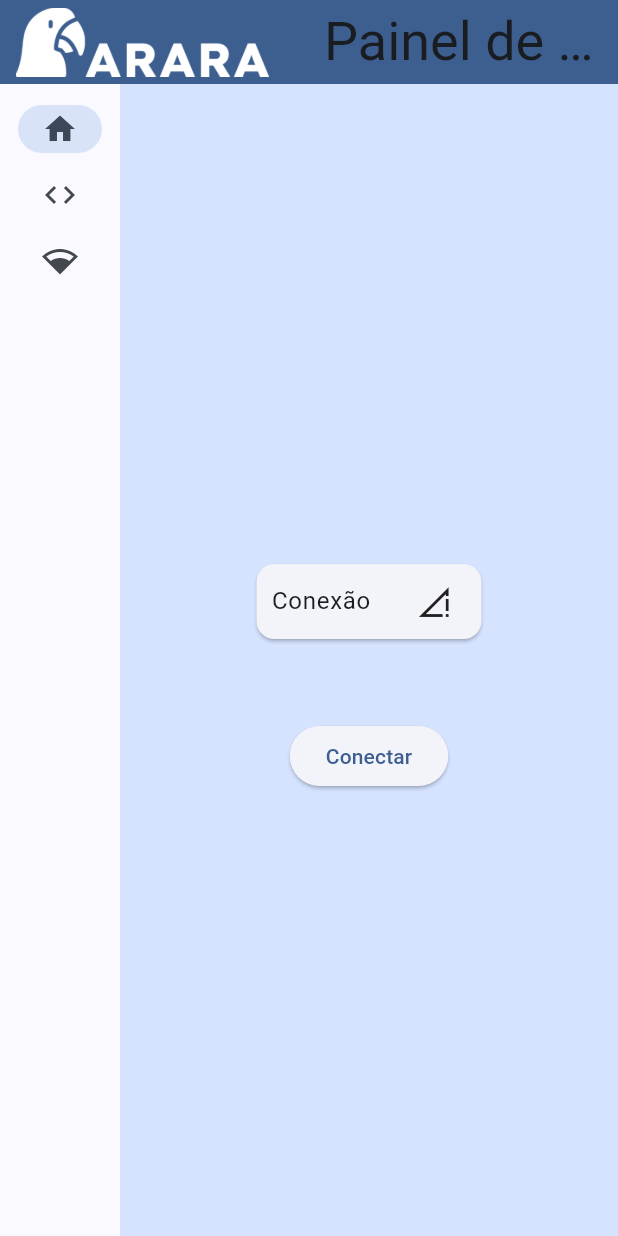
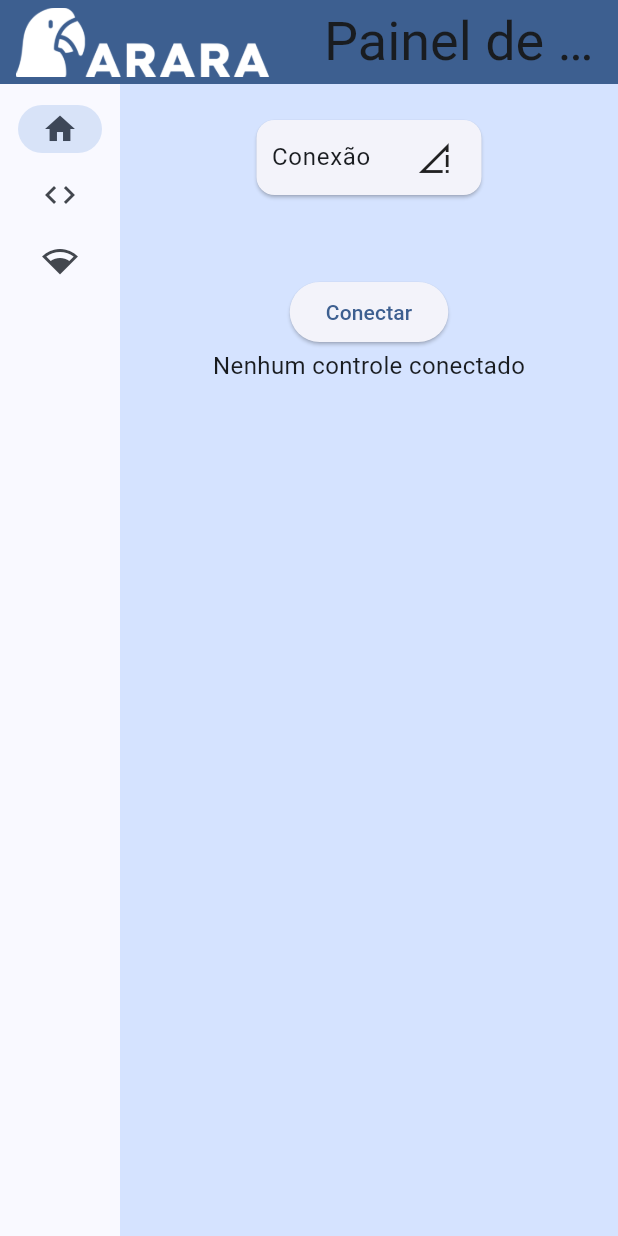
Before and after one commit to stemosofc/EasyDS, a Flutter app: the screen it shows after launch, on a phone screen of 412 x 824 dp. Run offline on Flutter 3.47's test engine with Material 3 defaults, Android fonts, the phone set to English and light mode, and no system bars; missing offline and left inert: ping_win32, xinput_gamepad.

Commit message:
feat: show controllers list

```diff
--- a/ararads/lib/arara_connection.dart
+++ b/ararads/lib/arara_connection.dart
@@ -1,10 +1,7 @@
 
 import 'dart:async';
-import 'dart:convert';
-//import 'package:dart_ping/dart_ping.dart';
 import 'package:flutter/foundation.dart';
 import 'package:web_socket_channel/web_socket_channel.dart';
-import 'package:web_socket_channel/status.dart' as status;
 import 'dart:io';
 import 'package:ping_win32/ping_win32.dart';
 
@@ -14,9 +11,13 @@ class websocketConnection{
 
 WebSocketChannel? ws;
 
+websocketConnection(){
+}
+
 Future<bool> connectWifi() async {
   try{
   ws = WebSocketChannel.connect(Uri.parse('ws://192.168.4.1/ws'));
+  debugPrint("CONECTANDO NESSA PORRA AI CARALHO");
   return await checkConnection().timeout(
       const Duration(seconds: 3),
       onTimeout: () {
@@ -26,6 +27,13 @@ Future<bool> connectWifi() async {
   }catch (e) {
     return false;
   }
+}
+
+String? checkCloseReason() {
+  if(ws != null){
+    return ws?.closeReason;
+  }
+  return "not connected";
 }
 
 Future<void> disconnectWifi() async {
--- a/ararads/lib/joystick.dart
+++ b/ararads/lib/joystick.dart
@@ -6,6 +6,7 @@ class Joystick {
   List<Map<String, dynamic>> jsonArray = List.empty(growable: true);
   final maxValueJoystick = 32767;
   final maxValueTrigger = 255;
+  var controllersConnected = 0;
   Map<String, dynamic> emptyControllerJson = {
         "INDEX": 0,
         "LY": 0,
@@ -22,7 +23,7 @@ class Joystick {
 
   void initialize() {
     XInputManager.enableXInput();
-    XInputManager.inputLag = 5;
+    debugPrint("aaaaaaaaaaaaaa");
     for (int controllerIndex in ControllersManager.getIndexConnectedControllers()) {
       final Controller controller = Controller(index: controllerIndex, buttonMode: ButtonMode.PRESS,
       leftThumbDeadzone: 0, rightThumbDeadzone: 0, triggersDeadzone: 0);
@@ -88,6 +89,10 @@ class Joystick {
       availableControllers.add(controller);
     }
 
+    if(ControllersManager.getIndexConnectedControllers().isEmpty){
+      availableControllers = List.empty(growable: true);
+    }
+
     print("Available controllers:");
     for (Controller controller in availableControllers) {
       print("Controller ${controller.index}");
@@ -122,6 +127,20 @@ class Joystick {
     }
   }
 
+  bool controllerConnected(){
+    if(controllersConnected == ControllersManager.getIndexConnectedControllers().length){
+      controllersConnected = ControllersManager.getIndexConnectedControllers().length;
+      return false;
+    }else{
+      controllersConnected = ControllersManager.getIndexConnectedControllers().length;
+      return true;
+    }
+  }
+
+  List<Controller> getControllersConnected(){
+    return availableControllers;
+  }
+
   String getJson(){
     for (var json in jsonArray){
       return jsonEncode(json);
--- a/ararads/lib/main.dart
+++ b/ararads/lib/main.dart
@@ -38,19 +38,21 @@ class MyAppState extends ChangeNotifier {
   bool isReachable = false;
   bool wantedToDisconnect = false;
   Timer? pingTimer;
-  Timer? controllerTimer;
+  Timer? checkControllerTimer;
+  Timer? sendControllerTimer;
 
 
   MyAppState() {
-    controllers.initialize();
     _startPingMonitoring();
+    checkControllers();
     sendControllerValues();
   }
 
   void _startPingMonitoring() {
     pingTimer = Timer.periodic(const Duration(seconds: 2), (timer) async {
     isReachable = await icmpPing.checkPing();
-    if(isReachable && !wantedToDisconnect){
+    debugPrint(websocketConnection.checkCloseReason());
+    if(isReachable && !wantedToDisconnect && !araraConnectedViaWiFi){
       websocketConnection.connectWifi();
       araraConnectedViaWiFi = isReachable;
     }else if(!wantedToDisconnect){
@@ -60,9 +62,21 @@ class MyAppState extends ChangeNotifier {
     });
   }
 
+    void checkControllers() {
+    checkControllerTimer = Timer.periodic(const Duration(milliseconds: 50), (timer) async {
+    if(controllers.controllerConnected()){
+      controllers.initialize();
+    }
+    notifyListeners();
+    });
+  }
+
   void sendControllerValues() {
-    controllerTimer = Timer.periodic(const Duration(milliseconds: 50), (timer) async {
-    controllers.printjsons();
+    sendControllerTimer = Timer.periodic(const Duration(milliseconds: 50), (timer) async {
+    debugPrint(controllers.controllerConnected().toString());
+    if(araraConnectedViaWiFi && isEnabled ){
+      websocketConnection.sendValues(controllers.getJson());
+    }
     notifyListeners();
     });
   }
@@ -256,6 +270,24 @@ class HomePage extends StatelessWidget {
                     },
                     label: appState.araraConnectedViaWiFi ?  const Text('Disconectar') : const Text('Conectar'),
                   ),
+            Expanded(
+              child: appState.controllers.availableControllers.isNotEmpty
+                  ? ListView.builder(
+                      itemCount: appState.controllers.availableControllers.length,
+                      itemBuilder: (context, index) {
+                        final controller = appState.controllers.availableControllers[index];
+                        return ListTile(
+                          leading: Icon(Icons.gamepad),
+                          title: Text('Controle ${controller.index}'),
+                          subtitle: Text('Status: Conectado'),
+                        );
+                      },
+                    )
+                  : const Text(
+                      'Nenhum controle conectado',
+                      style: TextStyle(fontSize: 16),
+                    ),
+            ),
             ],
               ),
           ),
```
